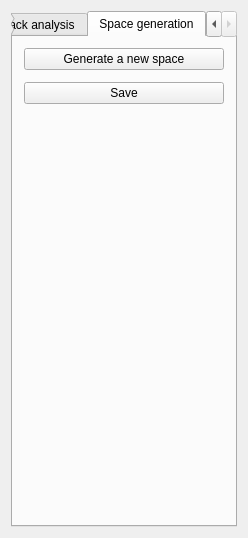
Old version of the form mainwindow.ui in the repository navigatore/imaginote.
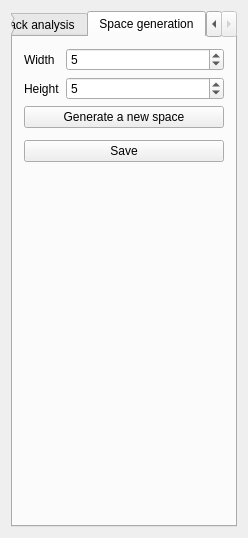
New version of the form. Custom widgets are drawn as their Qt base class.

Commit message: Add possibility to change dimensions of generated space

The edit to the form file:
```diff
--- a/mainwindow.ui
+++ b/mainwindow.ui
@@ -335,25 +335,59 @@
        <attribute name="title">
         <string>Space generation</string>
        </attribute>
-       <layout class="QVBoxLayout" name="verticalLayout_8">
-        <item>
+       <layout class="QFormLayout" name="formLayout">
+        <item row="0" column="0">
+         <widget class="QLabel" name="generatedWidthLabel">
+          <property name="text">
+           <string>Width</string>
+          </property>
+         </widget>
+        </item>
+        <item row="0" column="1">
+         <widget class="QSpinBox" name="generatedWidthSpinBox">
+          <property name="minimum">
+           <number>3</number>
+          </property>
+          <property name="value">
+           <number>5</number>
+          </property>
+         </widget>
+        </item>
+        <item row="1" column="0">
+         <widget class="QLabel" name="generatedHeightLabel">
+          <property name="text">
+           <string>Height</string>
+          </property>
+         </widget>
+        </item>
+        <item row="1" column="1">
+         <widget class="QSpinBox" name="generatedHeightSpinBox">
+          <property name="minimum">
+           <number>3</number>
+          </property>
+          <property name="value">
+           <number>5</number>
+          </property>
+         </widget>
+        </item>
+        <item row="2" column="0" colspan="2">
          <widget class="QPushButton" name="generateSpaceButton">
           <property name="text">
            <string>Generate a new space</string>
           </property>
          </widget>
         </item>
-        <item>
+        <item row="3" column="0" colspan="2">
          <widget class="MapWidget" name="generatorMapWidget" native="true"/>
         </item>
-        <item>
+        <item row="4" column="0" colspan="2">
          <widget class="QPushButton" name="saveSpaceButton">
           <property name="text">
            <string>Save</string>
           </property>
          </widget>
         </item>
-        <item>
+        <item row="5" column="0">
          <spacer name="verticalSpacer_3">
           <property name="orientation">
            <enum>Qt::Vertical</enum>
```
Left out of the diff: 50 changed lines with no effect on the pictures. The commit also changes 4 other files.
